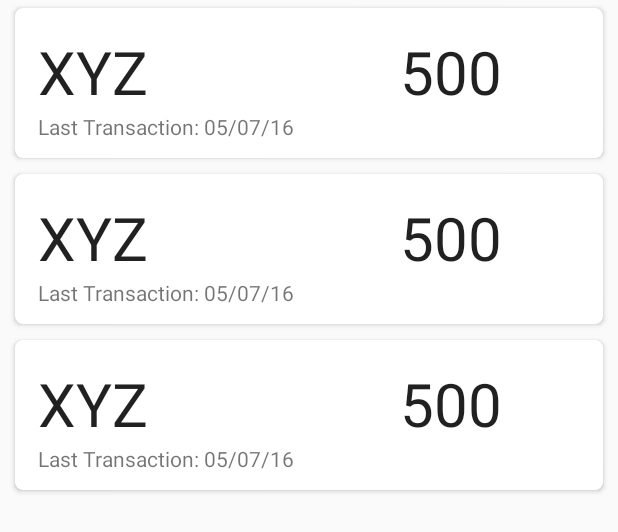
After one commit to gj100596/Hisab, an Android app: the layout fragment_feed_list.xml on its own in the app's theme, with its tools: preview values and no code run, on a phone screen of 412 x 824 dp. The commit adds this screen. Shown: the top 532 px of the screen. Run offline under Robolectric (Android 15) with nearby library versions, the phone set to English and light mode, and no system bars.

Commit message:
feat: Dummy Recycler View

```diff
--- a/app/build.gradle
+++ b/app/build.gradle
@@ -2,7 +2,7 @@ apply plugin: 'com.android.application'
 
 android {
     compileSdkVersion 23
-    buildToolsVersion "23.0.3"
+    buildToolsVersion "24.0.2"
     defaultConfig {
         applicationId "gj.udacity.capstone.hisab"
         minSdkVersion 17
@@ -25,6 +25,8 @@ dependencies {
     compile 'com.android.support.constraint:constraint-layout:1.0.0-alpha7'
     compile 'com.android.support:design:23.2.1'
     compile 'com.android.support:cardview-v7:23.2.1'
+    compile 'com.android.support:support-v4:23.2.1'
+    compile 'com.android.support:recyclerview-v7:23.2.1'
     testCompile 'junit:junit:4.12'
     androidTestCompile 'com.android.support.test.espresso:espresso-core:2.2.2'
     androidTestCompile 'com.android.support.test:runner:0.5'
--- a/app/src/main/res/layout/activity_main.xml
+++ b/app/src/main/res/layout/activity_main.xml
@@ -22,11 +22,12 @@
 
     </android.support.design.widget.AppBarLayout>
 
-    <android.support.v7.widget.RecyclerView
+
+    <FrameLayout
+        android:id="@+id/feed"
         app:layout_behavior="@string/appbar_scrolling_view_behavior"
         android:layout_width="match_parent"
         android:layout_height="match_parent"/>
-
     <android.support.design.widget.FloatingActionButton
         android:id="@+id/fab"
         android:layout_width="wrap_content"
--- a/app/src/main/res/layout/cardview_layout.xml
+++ b/app/src/main/res/layout/cardview_layout.xml
@@ -3,8 +3,14 @@
 <android.support.v7.widget.CardView xmlns:android="http://schemas.android.com/apk/res/android"
     android:layout_width="match_parent"
     android:layout_height="100dp"
-    android:layout_margin="15dp"
+    xmlns:app="http://schemas.android.com/apk/res-auto"
+    android:layout_marginLeft="10dp"
+    android:layout_marginRight="10dp"
+    android:layout_marginTop="5dp"
+    android:layout_marginBottom="5dp"
     android:orientation="vertical"
+    android:elevation="5dp"
+    app:cardCornerRadius="5dp"
     android:padding="15dp">
 
     <LinearLayout
@@ -32,7 +38,7 @@
                 android:textSize="40sp" />
 
             <TextView
-                android:id="@+id/amt"
+                android:id="@+id/amount"
                 android:layout_width="match_parent"
                 android:layout_height="wrap_content"
                 android:layout_weight="2"
--- /dev/null
+++ b/app/src/main/res/layout/fragment_feed_list.xml
@@ -0,0 +1,11 @@
+<?xml version="1.0" encoding="utf-8"?>
+<android.support.v7.widget.RecyclerView xmlns:android="http://schemas.android.com/apk/res/android"
+    xmlns:app="http://schemas.android.com/apk/res-auto"
+    xmlns:tools="http://schemas.android.com/tools"
+    android:id="@+id/list"
+    android:name="gj.udacity.capstone.hisab.FeedFragment"
+    android:layout_width="match_parent"
+    android:layout_height="match_parent"
+    app:layoutManager="LinearLayoutManager"
+    tools:context="gj.udacity.capstone.hisab.FeedFragment"
+    tools:listitem="@layout/cardview_layout" />
--- a/app/src/main/res/values-w820dp/dimens.xml
+++ b/app/src/main/res/values-w820dp/dimens.xml
@@ -3,4 +3,5 @@
          (such as screen margins) for screens with more than 820dp of available width. This
          would include 7" and 10" devices in landscape (~960dp and ~1280dp respectively). -->
     <dimen name="activity_horizontal_margin">64dp</dimen>
+    <dimen name="nav_drawer_width">300dp</dimen>
 </resources>
--- a/app/src/main/res/values/dimens.xml
+++ b/app/src/main/res/values/dimens.xml
@@ -3,4 +3,6 @@
     <dimen name="activity_horizontal_margin">16dp</dimen>
     <dimen name="activity_vertical_margin">16dp</dimen>
     <dimen name="fab_margin">16dp</dimen>
+    <dimen name="text_margin">16dp</dimen>
+    <dimen name="nav_drawer_width">260dp</dimen>
 </resources>
```
Also changed, not shown: app/src/main/java/gj/udacity/capstone/hisab/FeedFragment.java (added, +90 -0 lines), app/src/main/java/gj/udacity/capstone/hisab/MainActivity.java (+6 -1 lines), app/src/main/java/gj/udacity/capstone/hisab/dummy/DummyContent.java (added, +72 -0 lines), app/src/main/java/gj/udacity/capstone/hisab/feedRecyclerViewAdapter.java (added, +71 -0 lines).
